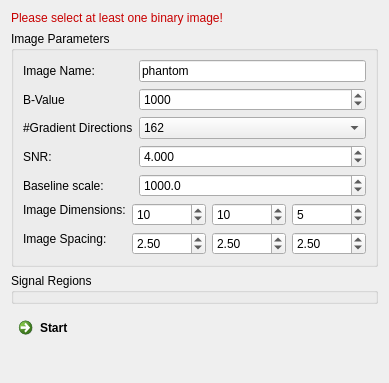
First picture: the form in Plugins/org.mitk.gui.qt.diffusionimaging/src/internal/QmitkDwiSoftwarePhantomViewControls.ui, repository MITK/MITK, before the edit.
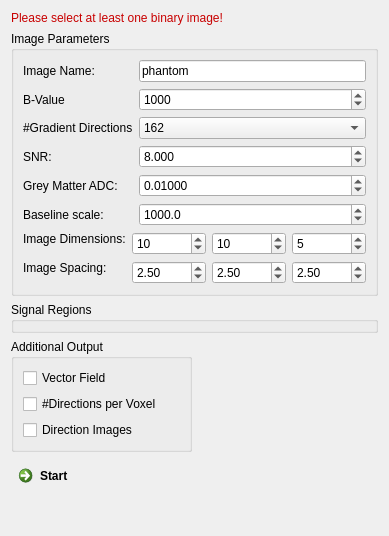
Second picture: the form after the edit.

Commit message: added additional output of vector field, num directions image and direction images

The edit to the form file:
```diff
--- a/Plugins/org.mitk.gui.qt.diffusionimaging/src/internal/QmitkDwiSoftwarePhantomViewControls.ui
+++ b/Plugins/org.mitk.gui.qt.diffusionimaging/src/internal/QmitkDwiSoftwarePhantomViewControls.ui
@@ -7,37 +7,14 @@
     <x>0</x>
     <y>0</y>
     <width>389</width>
-    <height>383</height>
+    <height>536</height>
    </rect>
   </property>
   <property name="windowTitle">
    <string>Form</string>
   </property>
   <layout class="QGridLayout" name="gridLayout_2">
-   <item row="4" column="0" colspan="2">
-    <spacer name="verticalSpacer">
-     <property name="orientation">
-      <enum>Qt::Vertical</enum>
-     </property>
-     <property name="sizeHint" stdset="0">
-      <size>
-       <width>20</width>
-       <height>40</height>
-      </size>
-     </property>
-    </spacer>
-   </item>
-   <item row="3" column="0" colspan="2">
-    <widget class="QCommandLinkButton" name="m_GeneratePhantomButton">
-     <property name="enabled">
-      <bool>true</bool>
-     </property>
-     <property name="text">
-      <string>Start</string>
-     </property>
-    </widget>
-   </item>
-   <item row="1" column="0" colspan="2">
+   <item row="2" column="0" colspan="2">
     <widget class="QGroupBox" name="groupBox">
      <property name="title">
       <string>Image Parameters</string>
@@ -170,7 +147,7 @@
            </property>
           </widget>
          </item>
-         <item row="4" column="0">
+         <item row="5" column="0">
           <widget class="QLabel" name="m_TensorsToDWINumDirsLabel_4">
            <property name="text">
             <string>Baseline scale:</string>
@@ -195,11 +172,11 @@
             <double>0.500000000000000</double>
            </property>
            <property name="value">
-            <double>4.000000000000000</double>
+            <double>8.000000000000000</double>
            </property>
           </widget>
          </item>
-         <item row="4" column="1">
+         <item row="5" column="1">
           <widget class="QDoubleSpinBox" name="m_SignalScale">
            <property name="decimals">
             <number>1</number>
@@ -244,6 +221,35 @@
            </property>
           </widget>
          </item>
+         <item row="4" column="0">
+          <widget class="QLabel" name="m_TensorsToDWINumDirsLabel_5">
+           <property name="text">
+            <string>Grey Matter ADC:</string>
+           </property>
+          </widget>
+         </item>
+         <item row="4" column="1">
+          <widget class="QDoubleSpinBox" name="m_GmAdc">
+           <property name="toolTip">
+            <string>Set ADC for isotropic regions (air, liquor, ...)</string>
+           </property>
+           <property name="decimals">
+            <number>5</number>
+           </property>
+           <property name="minimum">
+            <double>0.000000000000000</double>
+           </property>
+           <property name="maximum">
+            <double>0.100000000000000</double>
+           </property>
+           <property name="singleStep">
+            <double>0.000010000000000</double>
+           </property>
+           <property name="value">
+            <double>0.010000000000000</double>
+           </property>
+          </widget>
+         </item>
         </layout>
        </widget>
       </item>
@@ -351,14 +357,24 @@
      </layout>
     </widget>
    </item>
-   <item row="2" column="0" colspan="2">
+   <item row="3" column="0" colspan="2">
     <widget class="QGroupBox" name="m_SignalRegionBox">
      <property name="title">
       <string>Signal Regions</string>
      </property>
     </widget>
    </item>
-   <item row="0" column="0" colspan="2">
+   <item row="5" column="0" colspan="2">
+    <widget class="QCommandLinkButton" name="m_GeneratePhantomButton">
+     <property name="enabled">
+      <bool>true</bool>
+     </property>
+     <property name="text">
+      <string>Start</string>
+     </property>
+    </widget>
+   </item>
+   <item row="0" column="0" rowspan="2" colspan="2">
     <widget class="QLabel" name="m_Instruction">
      <property name="palette">
       <palette>
@@ -462,6 +478,73 @@
      </property>
     </widget>
    </item>
+   <item row="6" column="0" colspan="2">
+    <spacer name="verticalSpacer">
+     <property name="orientation">
+      <enum>Qt::Vertical</enum>
+     </property>
+     <property name="sizeHint" stdset="0">
+      <size>
+       <width>20</width>
+       <height>40</height>
+      </size>
+     </property>
+    </spacer>
+   </item>
+   <item row="4" column="0">
+    <widget class="QGroupBox" name="groupBox_2">
+     <property name="title">
+      <string>Additional Output</string>
+     </property>
+     <layout class="QFormLayout" name="formLayout_2">
+      <property name="fieldGrowthPolicy">
+       <enum>QFormLayout::AllNonFixedFieldsGrow</enum>
+      </property>
+      <item row="0" column="0">
+       <widget class="QCheckBox" name="m_OutputVectorFieldBox">
+        <property name="enabled">
+         <bool>true</bool>
+        </property>
+        <property name="toolTip">
+         <string>Visualization of the used tensor directions.</string>
+        </property>
+        <property name="text">
+         <string>Vector Field</string>
+        </property>
+        <property name="checked">
+         <bool>false</bool>
+        </property>
+       </widget>
+      </item>
+      <item row="1" column="0">
+       <widget class="QCheckBox" name="m_OutputNumDirectionsBox">
+        <property name="toolTip">
+         <string>Output unsigned char image containing the number of directions per voxel.</string>
+        </property>
+        <property name="text">
+         <string>#Directions per Voxel</string>
+        </property>
+        <property name="checked">
+         <bool>false</bool>
+        </property>
+       </widget>
+      </item>
+      <item row="2" column="0">
+       <widget class="QCheckBox" name="m_OutputDirectionImagesBox">
+        <property name="toolTip">
+         <string>Output one image per signal region containing the tensor direction vecors as pixel values.</string>
+        </property>
+        <property name="text">
+         <string>Direction Images</string>
+        </property>
+        <property name="checked">
+         <bool>false</bool>
+        </property>
+       </widget>
+      </item>
+     </layout>
+    </widget>
+   </item>
   </layout>
  </widget>
  <resources/>
```
The commit also changes 8 other files.
